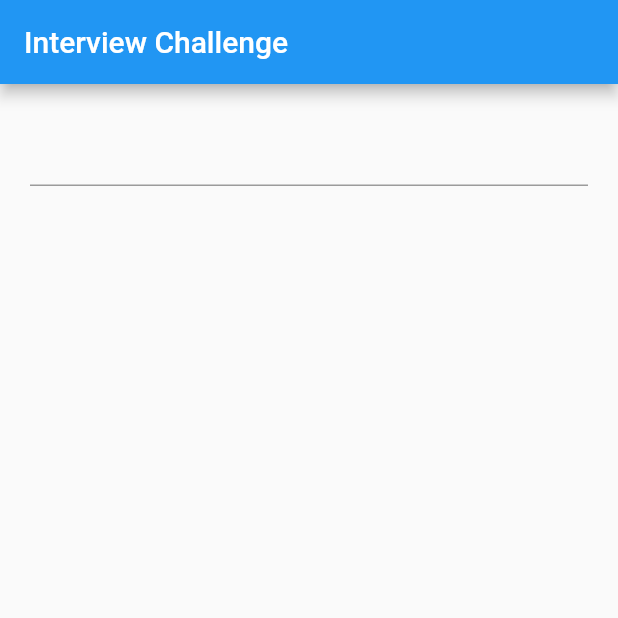
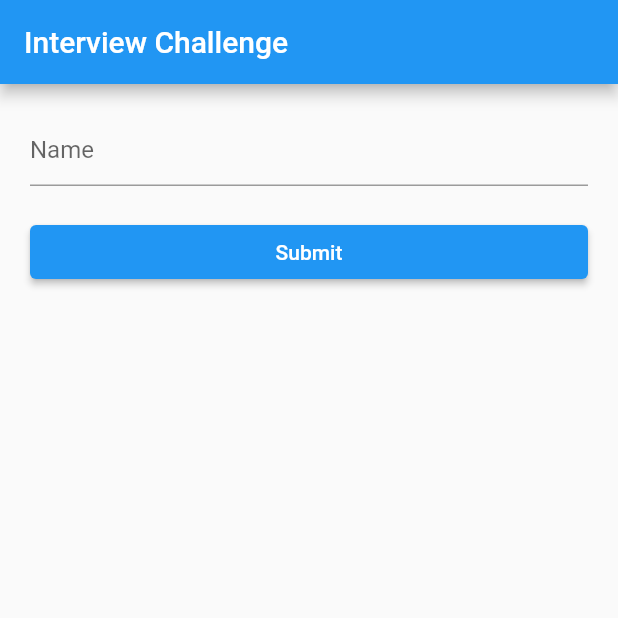
Before and after one commit to Roaa94/widgetbook_challenge, a Flutter app: the screen it shows after launch, on a phone screen of 412 x 824 dp, the top half of it. Run offline on Flutter 3.47's test engine with Material 2 defaults, Android fonts, the phone set to English and light mode, and no system bars.

Commit message:
chore: adds form submission logic in most basic code

```diff
--- a/lib/form_page.dart
+++ b/lib/form_page.dart
@@ -1,4 +1,19 @@
 import 'package:flutter/material.dart';
+
+/// Helper enum for status of the request
+enum RequestStatus {
+  /// The request is loading
+  loading,
+
+  /// The request returned an error
+  error,
+
+  /// The request was successful
+  success,
+
+  /// The request has not been sent yet
+  idle,
+}
 
 /// The Form Page
 class FormPage extends StatefulWidget {
@@ -10,6 +25,34 @@ class FormPage extends StatefulWidget {
 }
 
 class _FormPageState extends State<FormPage> {
+  final GlobalKey<FormState> _formKey = GlobalKey();
+  String? name;
+  RequestStatus requestStatus = RequestStatus.success;
+  String message = '';
+
+  Future<void> submit() async {
+    if (!_formKey.currentState!.validate()) {
+      return;
+    }
+    _formKey.currentState!.save();
+    setState(() {
+      requestStatus = RequestStatus.loading;
+      message = '';
+    });
+    try {
+      await Future<dynamic>.delayed(const Duration(seconds: 1));
+      setState(() {
+        requestStatus = RequestStatus.success;
+        message = 'Submitted successfully!';
+      });
+    } catch (e) {
+      setState(() {
+        requestStatus = RequestStatus.error;
+        message = e.toString();
+      });
+    }
+  }
+
   @override
   Widget build(BuildContext context) {
     return Scaffold(
@@ -18,14 +61,44 @@ class _FormPageState extends State<FormPage> {
       ),
       body: SingleChildScrollView(
         padding: const EdgeInsets.all(20),
+        child: Form(
+          key: _formKey,
           child: Column(
+            crossAxisAlignment: CrossAxisAlignment.stretch,
             children: [
               TextFormField(
                 onSaved: (value) {
-                //...
+                  name = value;
+                },
+                decoration: const InputDecoration(
+                  hintText: 'Name',
+                ),
+                validator: (String? value) {
+                  if (value == null || value.isEmpty) {
+                    return 'Name Field is required';
+                  }
+                  return null;
                 },
               ),
+              const SizedBox(height: 20),
+              ElevatedButton(
+                onPressed:
+                    requestStatus == RequestStatus.loading ? null : submit,
+                child: requestStatus == RequestStatus.loading
+                    ? const CircularProgressIndicator.adaptive()
+                    : const Text('Submit'),
+              ),
+              const SizedBox(height: 10),
+              Text(
+                message,
+                style: TextStyle(
+                  color: requestStatus == RequestStatus.error
+                      ? Colors.red
+                      : Colors.green,
+                ),
+              ),
             ],
+          ),
         ),
       ),
     );
```
Lines whose indentation alone changed are shown as unchanged.
